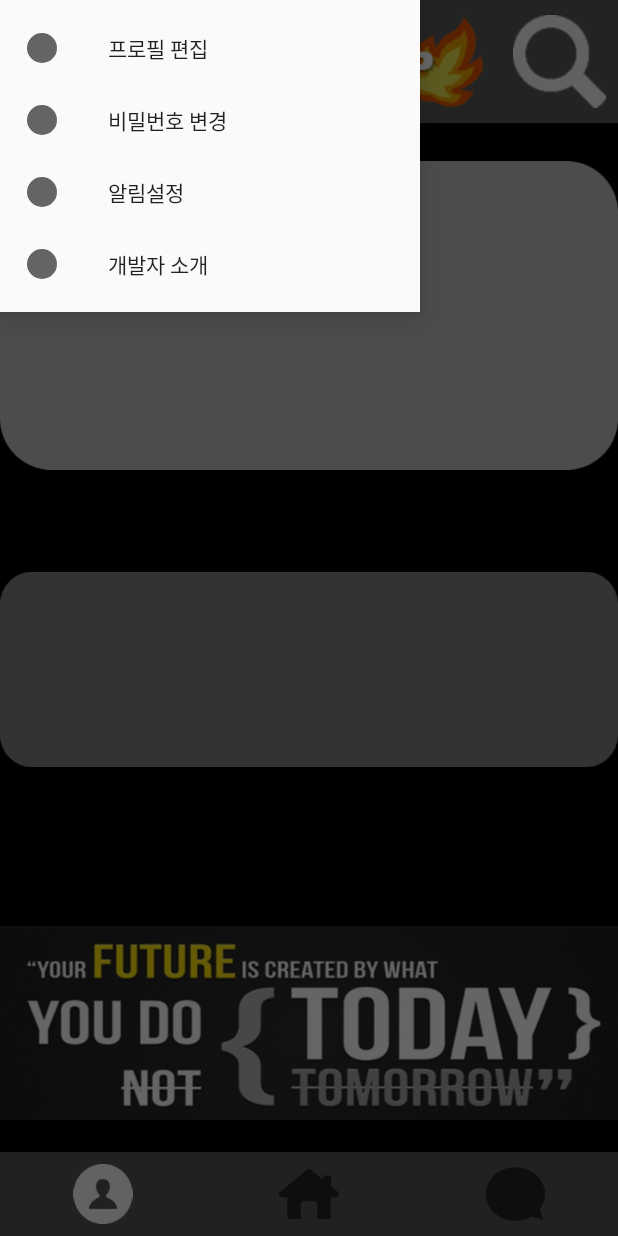
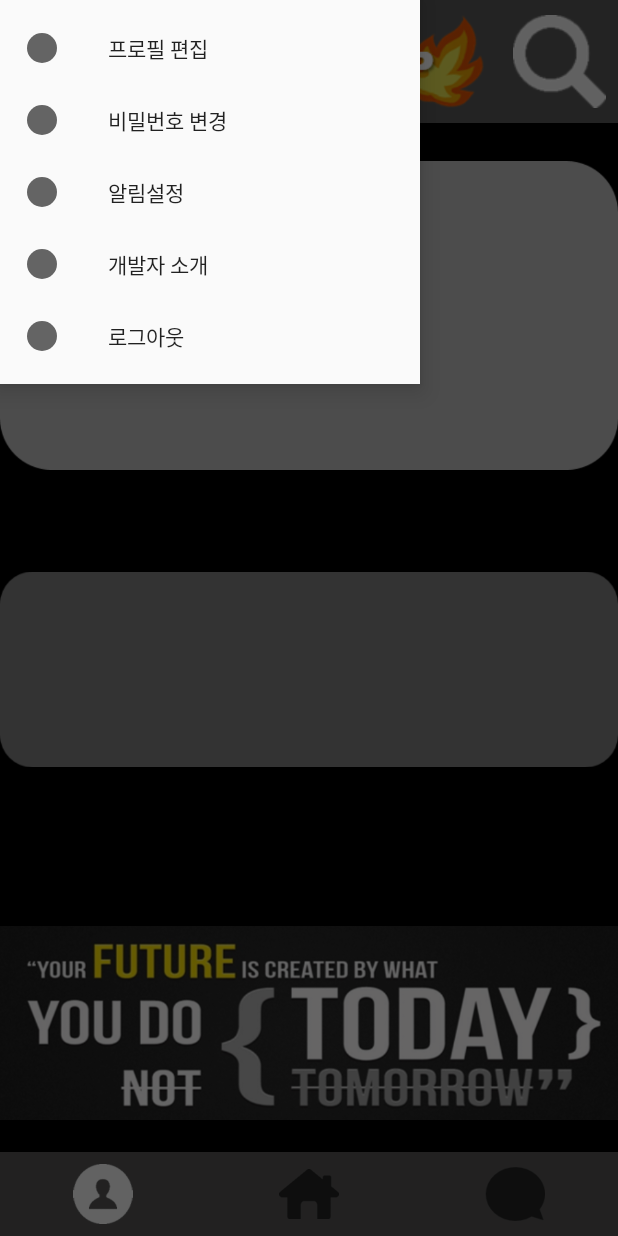
Before and after one commit to FireProject/Kotlin, an Android app: the screen it shows after launch once a user with an empty profile is signed in (SsivalActivity), with the side drawer open, on a phone screen of 412 x 824 dp. Run offline under Robolectric (Android 15) with nearby library versions, the phone set to English and light mode, and no system bars; our stand-ins replace Firebase (no records; nobody signed in at launch, a user with empty details on screens opened directly); libraries missing offline, so code that uses them is left out: com.example; 5 statements that could not run were skipped.

Commit message:
- 빈 화면 클릭 시 키보드 내리기 구현 - 로그인창 비율 재조정 - 로그인 시 로딩 화면 구현

```diff
--- /dev/null
+++ b/app/src/main/java/com/example/BurningUp/LoadingDialog.kt
@@ -0,0 +1,15 @@
+package com.example.BurningUp
+
+import android.app.Dialog
+import android.content.Context
+import androidx.appcompat.app.AppCompatActivity
+import android.os.Bundle
+import android.view.Window
+
+class LoadingDialog(context: Context): Dialog(context) {
+    init{
+        // 다이얼 로그 제목을 안보이게...
+        requestWindowFeature(Window.FEATURE_NO_TITLE)
+        setContentView(R.layout.activity_loading_dialog)
+    }
+}
--- a/app/src/main/java/com/example/BurningUp/LoginActivity.kt
+++ b/app/src/main/java/com/example/BurningUp/LoginActivity.kt
@@ -1,8 +1,12 @@
 package com.example.BurningUp
 
 import android.content.Intent
+import android.graphics.Color
+import android.graphics.drawable.ColorDrawable
 import androidx.appcompat.app.AppCompatActivity
 import android.os.Bundle
+import android.view.View
+import android.view.inputmethod.InputMethodManager
 import android.widget.Toast
 import com.example.BurningUp.databinding.ActivityLoginBinding
 import com.google.firebase.auth.FirebaseAuth
@@ -14,6 +18,8 @@
     private var mBinding: ActivityLoginBinding? = null
     private val binding get() = mBinding!!
 
+    var imm : InputMethodManager? = null
+
     override fun onCreate(savedInstanceState: Bundle?) {
 
         super.onCreate(savedInstanceState)
@@ -21,10 +27,16 @@
         mBinding = ActivityLoginBinding.inflate(layoutInflater)
         setContentView(binding.root)
 
-        auth = FirebaseAuth.getInstance();
+        auth = FirebaseAuth.getInstance()
+
+        imm = getSystemService(INPUT_METHOD_SERVICE) as InputMethodManager?
+
+        val loadingDialog = LoadingDialog(this)
+
+        loadingDialog.window?.setBackgroundDrawable(ColorDrawable(Color.TRANSPARENT))
 
         binding.loginBtn.setOnClickListener{//로그인버튼 클릭시
-
+            loadingDialog.show()
             if(binding.usernameEt.text.trim().isNotEmpty()&&binding.passwordEt.text.trim().isNotEmpty()){ //입력 창에 모두 입력시
                 signInUser()
             }else{
@@ -72,6 +84,13 @@
         }
     }
 
+    fun hideKeyboard(v:View){
+        if(v!=null){
+            imm?.hideSoftInputFromWindow(v.windowToken,0)
+        }
+    }
+
+
     // 액티비티가 파괴될 때..
     override fun onDestroy() {
         // onDestroy 에서 binding class 인스턴스 참조를 정리해주어야 한다.
@@ -79,4 +98,6 @@
         super.onDestroy()
     }
 
+
+
 }
--- a/app/src/main/java/com/example/BurningUp/SsivalActivity.kt
+++ b/app/src/main/java/com/example/BurningUp/SsivalActivity.kt
@@ -1,12 +1,16 @@
 package com.example.BurningUp
 
+import android.content.Intent
 import androidx.appcompat.app.AppCompatActivity
 import android.os.Bundle
 import android.util.Log
 import android.view.MenuItem
+import android.view.View
+import android.view.inputmethod.InputMethodManager
 import androidx.core.view.GravityCompat
 import com.google.android.material.bottomnavigation.BottomNavigationView
 import com.google.android.material.navigation.NavigationView
+import com.google.firebase.auth.FirebaseAuth
 
 import kotlinx.android.synthetic.main.activity_ssival.*
 
@@ -20,14 +24,18 @@
     private lateinit var settingAlarmFragment: SettingAlarmFragment
     private lateinit var introduceProgrammerFragment: IntroduceProgrammerFragment
 
+    private lateinit var auth : FirebaseAuth
+
     companion object{
         const val TAG:String="로그"
    }
     override fun onCreate(savedInstanceState: Bundle?) {
         super.onCreate(savedInstanceState)
 
+        auth = FirebaseAuth.getInstance()
+
         //레이아웃과 연결결
-       setContentView(R.layout.activity_ssival)
+        setContentView(R.layout.activity_ssival)
         Log.d(TAG, "MainActivity_oncreate() called")
 
 
@@ -91,10 +99,11 @@
                 introduceProgrammerFragment=IntroduceProgrammerFragment()
                 supportFragmentManager.beginTransaction().replace(R.id.fragments_frame,introduceProgrammerFragment).commit()
             }
-
-
-            //로그아웃 기능 추가하기
-            //프래그먼트 먄들고, 위에처럼 로그아웃 생성자 만들고
+            R.id.logout_btn->{
+                auth.signOut()
+                val intent = Intent(this, LoginActivity::class.java)
+                startActivity(intent)
+            }
 
         }
 
@@ -103,6 +112,8 @@
         return  false
 
     }
+
+
 
     override fun onBackPressed() {  //안드로이드에서 제공되는 백버튼이 입려되었을때
 
--- /dev/null
+++ b/app/src/main/res/drawable/ic_settings_black_24dp.xml
@@ -0,0 +1,5 @@
+<vector android:height="24dp" android:tint="#FFFFFF"
+    android:viewportHeight="24" android:viewportWidth="24"
+    android:width="24dp" xmlns:android="http://schemas.android.com/apk/res/android">
+    <path android:fillColor="@android:color/white" android:pathData="M19.14,12.94c0.04,-0.3 0.06,-0.61 0.06,-0.94c0,-0.32 -0.02,-0.64 -0.07,-0.94l2.03,-1.58c0.18,-0.14 0.23,-0.41 0.12,-0.61l-1.92,-3.32c-0.12,-0.22 -0.37,-0.29 -0.59,-0.22l-2.39,0.96c-0.5,-0.38 -1.03,-0.7 -1.62,-0.94L14.4,2.81c-0.04,-0.24 -0.24,-0.41 -0.48,-0.41h-3.84c-0.24,0 -0.43,0.17 -0.47,0.41L9.25,5.35C8.66,5.59 8.12,5.92 7.63,6.29L5.24,5.33c-0.22,-0.08 -0.47,0 -0.59,0.22L2.74,8.87C2.62,9.08 2.66,9.34 2.86,9.48l2.03,1.58C4.84,11.36 4.8,11.69 4.8,12s0.02,0.64 0.07,0.94l-2.03,1.58c-0.18,0.14 -0.23,0.41 -0.12,0.61l1.92,3.32c0.12,0.22 0.37,0.29 0.59,0.22l2.39,-0.96c0.5,0.38 1.03,0.7 1.62,0.94l0.36,2.54c0.05,0.24 0.24,0.41 0.48,0.41h3.84c0.24,0 0.44,-0.17 0.47,-0.41l0.36,-2.54c0.59,-0.24 1.13,-0.56 1.62,-0.94l2.39,0.96c0.22,0.08 0.47,0 0.59,-0.22l1.92,-3.32c0.12,-0.22 0.07,-0.47 -0.12,-0.61L19.14,12.94zM12,15.6c-1.98,0 -3.6,-1.62 -3.6,-3.6s1.62,-3.6 3.6,-3.6s3.6,1.62 3.6,3.6S13.98,15.6 12,15.6z"/>
+</vector>
--- /dev/null
+++ b/app/src/main/res/drawable/loading_background.xml
@@ -0,0 +1,6 @@
+<?xml version="1.0" encoding="utf-8"?>
+<shape xmlns:android="http://schemas.android.com/apk/res/android" >
+    <solid android:color="#22ffffff"/>
+    <corners android:radius="12dp"/>
+    <stroke android:color="#22ffffff" android:width="1dp"/>
+</shape>
--- a/app/src/main/res/layout/activity_register_1.xml
+++ b/app/src/main/res/layout/activity_register_1.xml
@@ -1,11 +1,13 @@
 <?xml version="1.0" encoding="utf-8"?>
 <LinearLayout xmlns:android="http://schemas.android.com/apk/res/android"
+    android:id="@+id/register_background"
     xmlns:tools="http://schemas.android.com/tools"
     android:layout_width="match_parent"
     android:layout_height="match_parent"
     tools:context=".Register1Activity"
     android:orientation="vertical"
-    android:background="@drawable/signup_background_1">
+    android:background="@drawable/signup_background_1"
+    android:onClick="hideKeyboard">
 
     <LinearLayout
         android:layout_width="match_parent"
--- a/app/src/main/res/menu/navi_menu.xml
+++ b/app/src/main/res/menu/navi_menu.xml
@@ -20,6 +20,10 @@
             android:icon="@drawable/dotimage"
             android:title="개발자 소개"/>
 
+        <item android:id="@+id/logout_btn"
+            android:icon="@drawable/dotimage"
+            android:title="로그아웃"/>
+
 
 
 
```
Also changed, not shown: app/src/main/AndroidManifest.xml (+9 -13 lines), app/src/main/java/com/example/BurningUp/Register1Activity.kt (+14 -1 lines), app/src/main/java/com/example/BurningUp/Register2Activity.kt (+11 -0 lines), app/src/main/res/drawable/loading_image.xml (added, +7 -0 lines), app/src/main/res/layout/activity_loading_dialog.xml (added, +21 -0 lines), app/src/main/res/layout/activity_login.xml (+7 -6 lines), app/src/main/res/drawable-v24/icon.jpg (deleted), app/src/main/res/drawable-v24/login_background.png (deleted), app/src/main/res/drawable-v24/login_btn.png (deleted), app/src/main/res/drawable/login_background.png, app/src/main/res/drawable/login_btn.png, app/src/main/res/drawable/logo_text.png (added), 1 other file.
